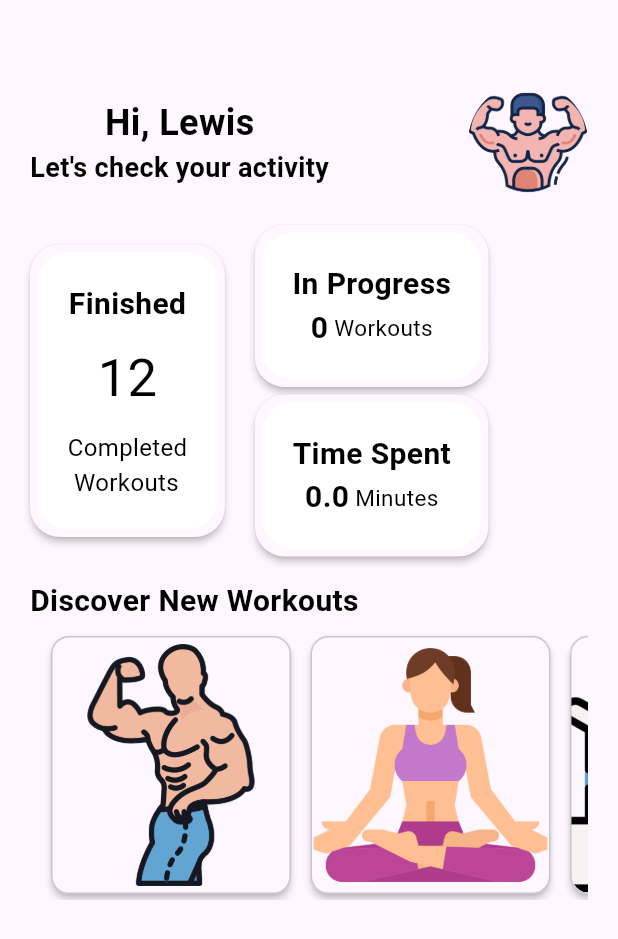
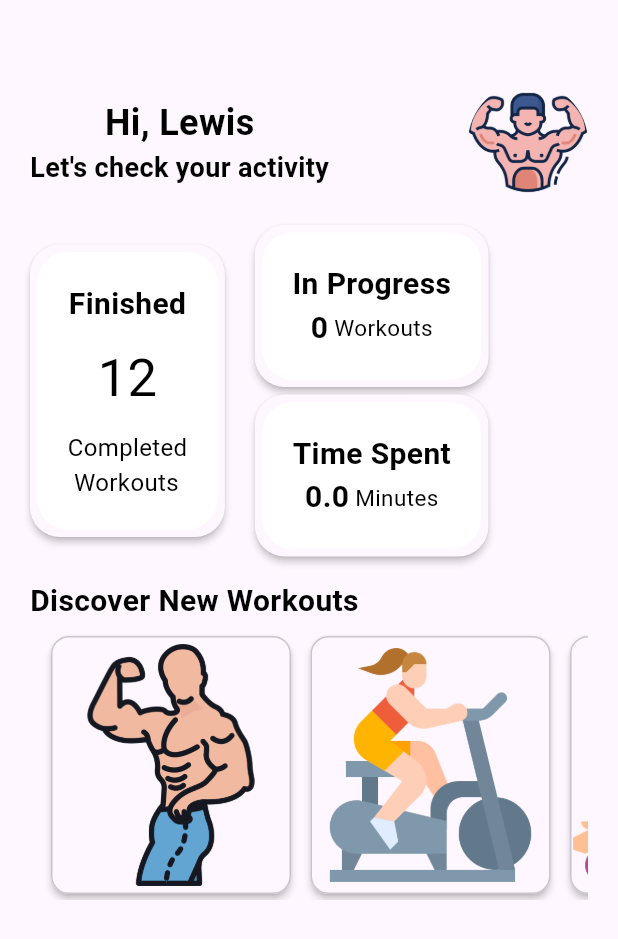
Before and after one commit to Leehon008/gym, a Flutter app: the screen it shows after launch, on a phone screen of 412 x 824 dp. Shown: the top 939 px of the screen. Run offline on Flutter 3.47's test engine with Material 3 defaults, Android fonts, the phone set to English and light mode, and no system bars.

Commit message:
fix: filter card fir workouts

```diff
--- a/lib/pages/home.dart
+++ b/lib/pages/home.dart
@@ -1,4 +1,5 @@
 import 'package:flutter/material.dart';
+import 'package:hymns/services/small_card_widget.dart';
 import 'package:hymns/services/support_widget.dart';
 
 class Home extends StatefulWidget {
@@ -196,13 +197,13 @@ class _HomeState extends State<Home> {
                 padding: EdgeInsets.symmetric(horizontal: 5.0),
                 children: [
                   SizedBox(width: 5.0),
-                  CardWidget(imagePath: 'images/man.png'),
+                  SmallCardWidget(imagePath: 'man.png'),
                   SizedBox(width: 5.0),
-                  CardWidget(imagePath: 'images/meditate.png'),
+                  SmallCardWidget(imagePath: 'bike.png'),
                   SizedBox(width: 5.0),
-                  CardWidget(imagePath: 'images/treadmill.png'),
+                  SmallCardWidget(imagePath: 'meditate.png'),
                   SizedBox(width: 5.0),
-                  CardWidget(imagePath: 'images/bike.png'),
+                  SmallCardWidget(imagePath: 'treadmill.png'),
                 ],
               ),
             ),
@@ -212,29 +213,3 @@ class _HomeState extends State<Home> {
     );
   }
 }
-
-class CardWidget extends StatelessWidget {
-  String imagePath = '';
-
-  CardWidget({super.key, required final imagePath}) {
-    this.imagePath = imagePath;
-  }
-
-  @override
-  Widget build(BuildContext context) {
-    return Card.outlined(
-      elevation: 2.0,
-      child: Container(
-        width: 160.0,
-        height: 160.0,
-        decoration: BoxDecoration(
-          borderRadius: BorderRadius.circular(15.0),
-          image: DecorationImage(
-            image: AssetImage('assets/$imagePath'),
-            fit: BoxFit.cover,
-          ),
-        ),
-      ),
-    );
-  }
-}
--- /dev/null
+++ b/lib/services/small_card_widget.dart
@@ -0,0 +1,27 @@
+import 'package:flutter/material.dart';
+
+class SmallCardWidget extends StatelessWidget {
+  String imagePath = '';
+
+  SmallCardWidget({super.key, required final imagePath}) {
+    this.imagePath = imagePath;
+  }
+
+  @override
+  Widget build(BuildContext context) {
+    return Card.outlined(
+      elevation: 2.0,
+      child: Container(
+        width: 160.0,
+        height: 160.0,
+        decoration: BoxDecoration(
+          borderRadius: BorderRadius.circular(15.0),
+          image: DecorationImage(
+            image: AssetImage('assets/images/$imagePath'),
+            fit: BoxFit.cover,
+          ),
+        ),
+      ),
+    );
+  }
+}
```
